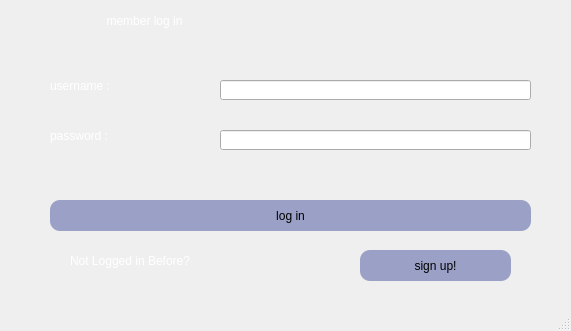
This is project-puzzle/loginwindow.ui in MorvaridAmiri/Gem-Puzzle-Project as Qt 5 draws it before an edit. The edited form follows.
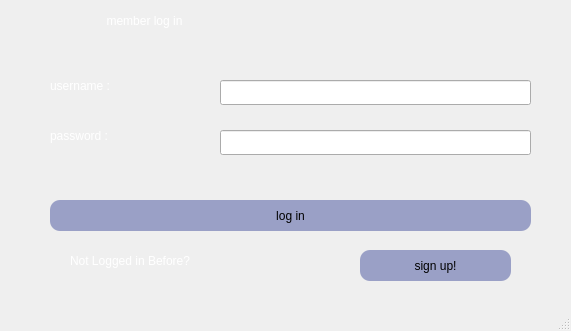
This is the edited form.

Diff of the .ui file:
```diff
--- a/project-puzzle/loginwindow.ui
+++ b/project-puzzle/loginwindow.ui
@@ -51,16 +51,16 @@
    <widget class="QLabel" name="invalidlable">
     <property name="geometry">
      <rect>
-      <x>320</x>
+      <x>230</x>
       <y>170</y>
-      <width>211</width>
+      <width>300</width>
       <height>16</height>
      </rect>
     </property>
     <property name="styleSheet">
-     <string notr="true">
-font: 17pt &quot;Cooper Black&quot;;
-color : rgb(255, 255, 255);</string>
+     <string notr="true">font: 10pt;
+color: rgb(255, 0, 0);
+</string>
     </property>
     <property name="text">
      <string/>
@@ -204,9 +204,14 @@
       <x>220</x>
       <y>80</y>
       <width>311</width>
-      <height>20</height>
+      <height>25</height>
      </rect>
     </property>
+    <property name="styleSheet">
+     <string notr="true">
+color : rgb(255, 255, 255);
+font: 19pt &quot;MV Boli&quot;;</string>
+    </property>
    </widget>
    <widget class="QLineEdit" name="passwordtb">
     <property name="geometry">
@@ -214,9 +219,14 @@
       <x>220</x>
       <y>130</y>
       <width>311</width>
-      <height>20</height>
+      <height>25</height>
      </rect>
     </property>
+    <property name="styleSheet">
+     <string notr="true">
+color : rgb(255, 255, 255);
+font: 19pt &quot;MV Boli&quot;;</string>
+    </property>
    </widget>
   </widget>
   <widget class="QMenuBar" name="menubar">
```
